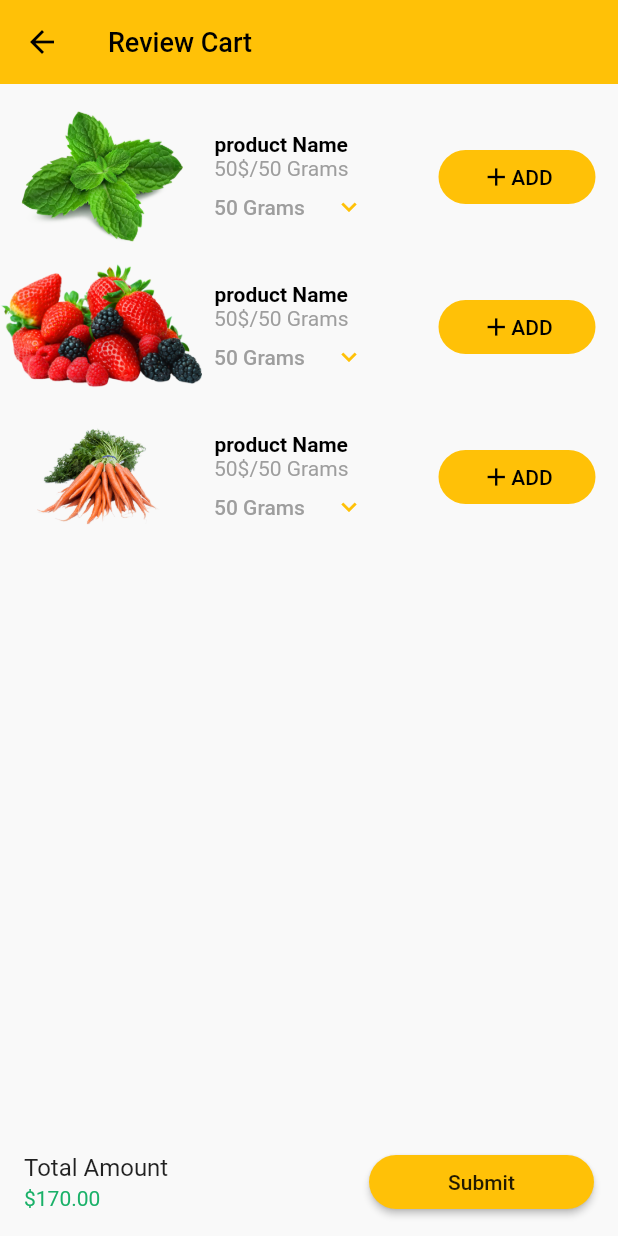
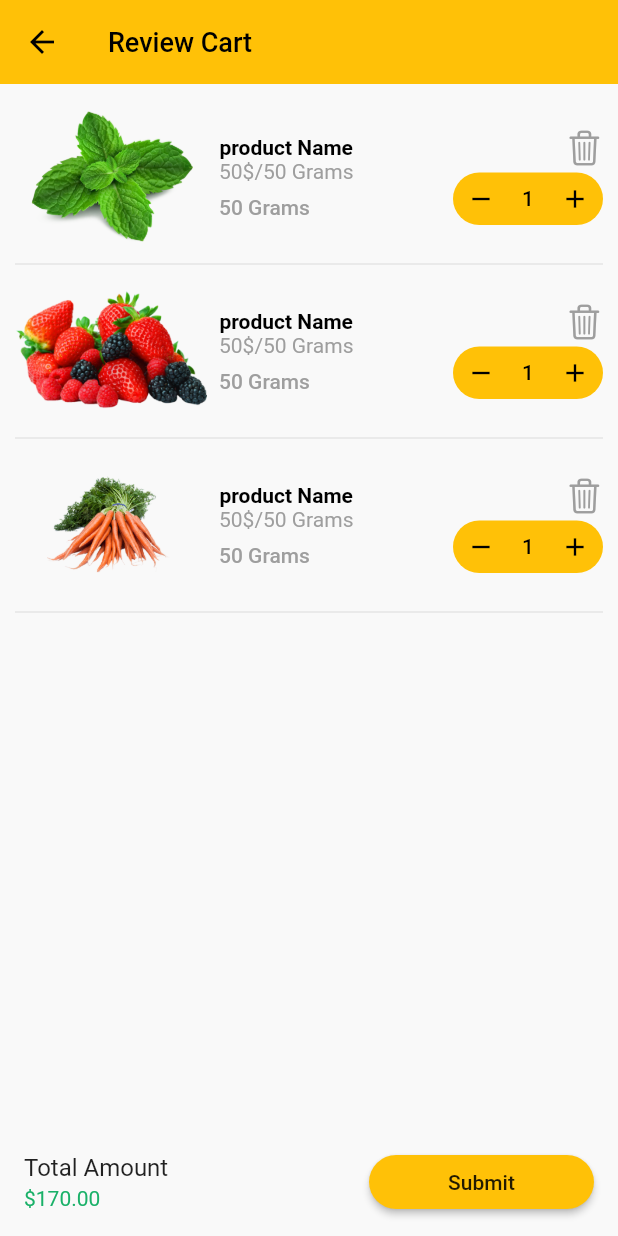
Before and after one commit to sangeeta2701/vegi, a Flutter app: the ReviewCartScreen screen opened directly, on a phone screen of 412 x 824 dp. Run offline on Flutter 3.47's test engine with Material 2 defaults, Android fonts, the phone set to English and light mode, and no system bars; our stand-ins replace firebase_auth, firebase_core, flutter_signin_button, google_sign_in; accounts and stored records are empty.

Commit message:
Single Item Modification

```diff
--- a/lib/screens/Home/home_screen.dart
+++ b/lib/screens/Home/home_screen.dart
@@ -33,7 +33,7 @@ class _HomeScreenState extends State<HomeScreen> {
             onTap: () => Navigator.push(context, MaterialPageRoute(builder: (context)=>SearchScreen(),),),
             child: CircleAvatar(
               radius: 12,
-              backgroundColor: Color(0xffd4d181),
+              backgroundColor: Color.fromARGB(255, 241, 238, 159),
               child: Icon(
                 Icons.search,
                 size: 17,
@@ -45,7 +45,7 @@ class _HomeScreenState extends State<HomeScreen> {
             padding: const EdgeInsets.symmetric(horizontal: 8),
             child: CircleAvatar(
               radius: 12,
-              backgroundColor: Color(0xffd4d181),
+              backgroundColor: Color.fromARGB(255, 241, 238, 159),
               child: Icon(
                 Icons.shopping_bag_outlined,
                 size: 17,
--- a/lib/screens/Review Cart/review_cart_screen.dart
+++ b/lib/screens/Review Cart/review_cart_screen.dart
@@ -21,15 +21,15 @@ class ReviewCartScreen extends StatelessWidget {
       body: ListView(
         children: [
           height12,
-          SingleItem(img: "assets/images/img3.png",),
-          SingleItem(img: "assets/images/img7.png",),
-          SingleItem(img: "assets/images/img11.png",),
+          SingleItem(img: "assets/images/img3.png",isBool: true,),
+          SingleItem(img: "assets/images/img7.png",isBool: true,),
+          SingleItem(img: "assets/images/img11.png",isBool: true,),
         ],
       ),
       bottomNavigationBar: ListTile(
         title: Text("Total Amount"),
         subtitle: Text("\$170.00",style: TextStyle(color: greenColor.withOpacity(0.9)),),
-        trailing: Container(
+        trailing: SizedBox(
           width: 150,
           child: MaterialButton(onPressed: (){},
           color: themeColor,
--- a/lib/screens/search/search_screen.dart
+++ b/lib/screens/search/search_screen.dart
@@ -45,9 +45,9 @@ class SearchScreen extends StatelessWidget {
             ),
           ),
           height12,
-          SingleItem(img: "assets/images/img3.png",),
-          SingleItem(img: "assets/images/img7.png",),
-          SingleItem(img: "assets/images/img11.png",),
+          SingleItem(img: "assets/images/img3.png",isBool: false,),
+          SingleItem(img: "assets/images/img7.png",isBool: false,),
+          SingleItem(img: "assets/images/img11.png",isBool: false,),
         ],
       ),
     );
--- a/lib/widgets/single_item.dart
+++ b/lib/widgets/single_item.dart
@@ -1,14 +1,20 @@
+import 'package:flutter/cupertino.dart';
 import 'package:flutter/material.dart';
 import 'package:food_app/utils/colors.dart';
 import 'package:food_app/widgets/sizedBox.dart';
 
 class SingleItem extends StatelessWidget {
-  const SingleItem({super.key,required this.img});
+  const SingleItem({super.key, required this.img,required this.isBool});
   final String img;
+  final bool isBool;
 
   @override
   Widget build(BuildContext context) {
-    return Row(
+    return Padding(
+      padding: const EdgeInsets.symmetric(horizontal: 10),
+      child: Column(
+        children: [
+          Row(
             children: [
               Expanded(
                 child: SizedBox(
@@ -44,7 +50,7 @@ class SingleItem extends StatelessWidget {
                         ],
                       ),
                       height8,
-                SizedBox(
+                    isBool == false?  SizedBox(
                         width: 100,
                         child: Row(
                           children: [
@@ -66,12 +72,16 @@ class SingleItem extends StatelessWidget {
                             )
                           ],
                         ),
-                ),
+                      ):Text( "50 Grams",
+                                style: TextStyle(
+                                    color: gColor,
+                                    fontWeight: FontWeight.w500,
+                                    fontSize: 14),),
                     ],
                   ),
                 ),
               ),
-        Expanded(
+             isBool ==false? Expanded(
                 child: Container(
                   height: 100,
                   padding: EdgeInsets.symmetric(horizontal: 15, vertical: 32),
@@ -102,8 +112,48 @@ class SingleItem extends StatelessWidget {
                     ),
                   ),
                 ),
+              ):Expanded(child: Column(
+                crossAxisAlignment: CrossAxisAlignment.end,
+                children: [
+                Icon(CupertinoIcons.delete,color: gColor,size: 25,),
+                height4,
+                Container(
+                    height: 35,
+                    width: 100,
+                    decoration: BoxDecoration(
+                      color: themeColor,
+                      // border: Border.all(color: gColor),
+                      borderRadius: BorderRadius.circular(30),
                     ),
+                    child: Center(
+                      child:
+                          Row(mainAxisAlignment: MainAxisAlignment.spaceAround, children: [
+                        Icon(
+                          Icons.remove,
+                          size: 20,
+                          color: bColor,
+                        ),
+                        Text(
+                          "1",
+                          style: TextStyle(
+                              color: bColor,
+                              fontWeight: FontWeight.w500,
+                              fontSize: 14),
+                        ),
+                        Icon(
+                          Icons.add,
+                          size: 20,
+                          color: bColor,
+                        ),
+                      ]),
+                    ),
+                  )
+              ],)),
             ],
+          ),
+          isBool == false?Container():Divider(),
+        ],
+      ),
     );
   }
 }
```
Lines whose indentation alone changed are shown as unchanged.
